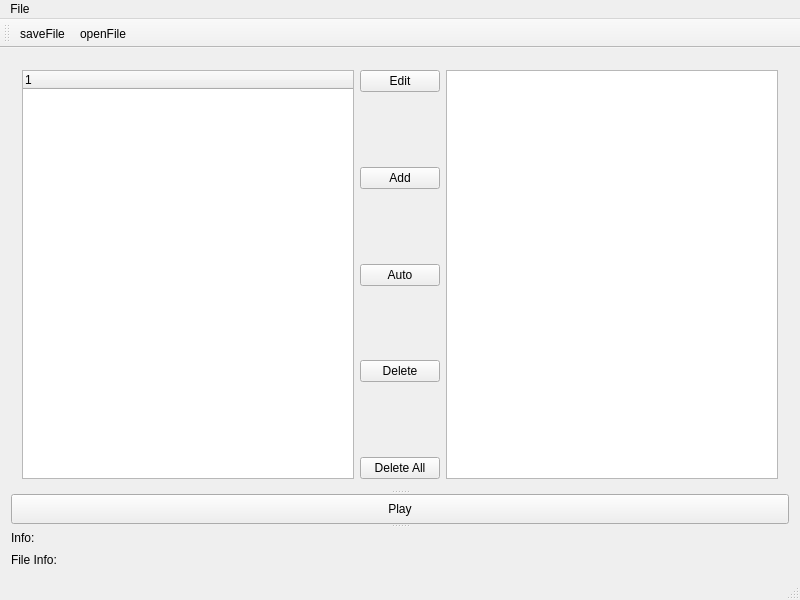
Qt form keymainwindow.ui (FyodorovAleksej/KeyPlayer) before a commit.
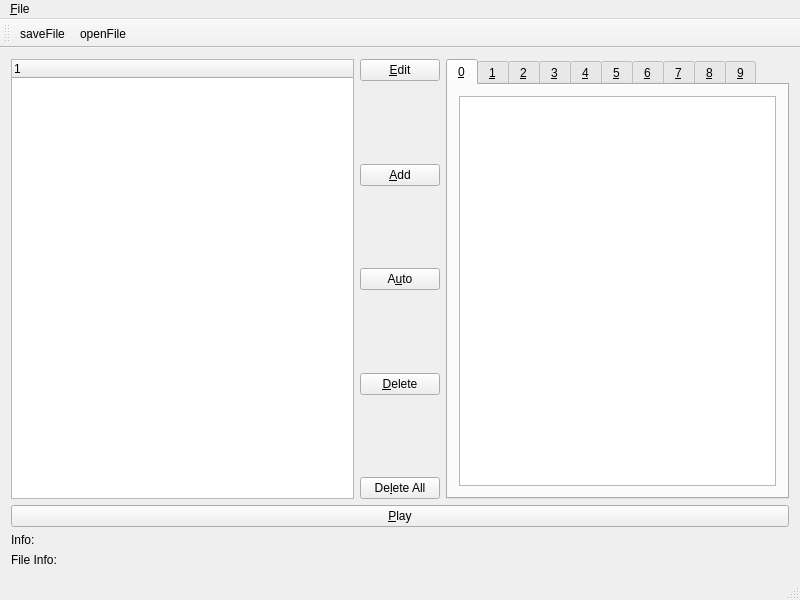
The same form after that commit. Icons and pictures are not drawn.

```diff
--- a/keymainwindow.ui
+++ b/keymainwindow.ui
@@ -14,13 +14,10 @@
    <string>MainWindow</string>
   </property>
   <widget class="QWidget" name="centralwidget">
-   <layout class="QGridLayout" name="gridLayout">
+   <layout class="QGridLayout" name="gridLayout_2">
     <item row="0" column="0">
-     <widget class="QSplitter" name="splitter">
-      <property name="orientation">
-       <enum>Qt::Vertical</enum>
-      </property>
-      <widget class="QWidget" name="layoutWidget">
+     <layout class="QVBoxLayout" name="verticalLayout_3">
+      <item>
        <layout class="QHBoxLayout" name="horizontalLayout">
         <item>
          <widget class="QTreeWidget" name="fileTreeWidget">
@@ -36,7 +33,7 @@
           <item>
            <widget class="QPushButton" name="editButton">
             <property name="text">
-             <string>Edit</string>
+             <string>&amp;Edit</string>
             </property>
            </widget>
           </item>
@@ -56,7 +53,7 @@
           <item>
            <widget class="QPushButton" name="addButton">
             <property name="text">
-             <string>Add</string>
+             <string>&amp;Add</string>
             </property>
            </widget>
           </item>
@@ -76,7 +73,7 @@
           <item>
            <widget class="QPushButton" name="autoButton">
             <property name="text">
-             <string>Auto</string>
+             <string>A&amp;uto</string>
             </property>
            </widget>
           </item>
@@ -96,7 +93,7 @@
           <item>
            <widget class="QPushButton" name="deleteButton">
             <property name="text">
-             <string>Delete</string>
+             <string>&amp;Delete</string>
             </property>
            </widget>
           </item>
@@ -116,35 +113,147 @@
           <item>
            <widget class="QPushButton" name="deleteAllButton">
             <property name="text">
-             <string>Delete All</string>
+             <string>De&amp;lete All</string>
             </property>
            </widget>
           </item>
          </layout>
         </item>
         <item>
-         <widget class="QListWidget" name="keyListWidget"/>
+         <widget class="QTabWidget" name="tabWidget">
+          <property name="currentIndex">
+           <number>0</number>
+          </property>
+          <widget class="QWidget" name="tab_0">
+           <attribute name="title">
+            <string>&amp;0</string>
+           </attribute>
+           <layout class="QGridLayout" name="gridLayout">
+            <item row="0" column="0">
+             <widget class="QListWidget" name="keyListWidget_0"/>
+            </item>
+           </layout>
+          </widget>
+          <widget class="QWidget" name="tab_1">
+           <attribute name="title">
+            <string>&amp;1</string>
+           </attribute>
+           <layout class="QGridLayout" name="gridLayout_3">
+            <item row="0" column="0">
+             <widget class="QListWidget" name="keyListWidget_1"/>
+            </item>
+           </layout>
+          </widget>
+          <widget class="QWidget" name="tab_2">
+           <attribute name="title">
+            <string>&amp;2</string>
+           </attribute>
+           <layout class="QGridLayout" name="gridLayout_4">
+            <item row="0" column="0">
+             <widget class="QListWidget" name="keyListWidget_2"/>
+            </item>
+           </layout>
+          </widget>
+          <widget class="QWidget" name="tab_3">
+           <attribute name="title">
+            <string>&amp;3</string>
+           </attribute>
+           <layout class="QGridLayout" name="gridLayout_5">
+            <item row="0" column="0">
+             <widget class="QListWidget" name="keyListWidget_3"/>
+            </item>
+           </layout>
+          </widget>
+          <widget class="QWidget" name="tab_4">
+           <attribute name="title">
+            <string>&amp;4</string>
+           </attribute>
+           <layout class="QGridLayout" name="gridLayout_6">
+            <item row="0" column="0">
+             <widget class="QListWidget" name="keyListWidget_4"/>
+            </item>
+           </layout>
+          </widget>
+          <widget class="QWidget" name="tab_5">
+           <attribute name="title">
+            <string>&amp;5</string>
+           </attribute>
+           <layout class="QGridLayout" name="gridLayout_7">
+            <item row="0" column="0">
+             <widget class="QListWidget" name="keyListWidget_5"/>
+            </item>
+           </layout>
+          </widget>
+          <widget class="QWidget" name="tab_6">
+           <attribute name="title">
+            <string>&amp;6</string>
+           </attribute>
+           <layout class="QGridLayout" name="gridLayout_8">
+            <item row="0" column="0">
+             <widget class="QListWidget" name="keyListWidget_6"/>
+            </item>
+           </layout>
+          </widget>
+          <widget class="QWidget" name="tab_7">
+           <attribute name="title">
+            <string>&amp;7</string>
+           </attribute>
+           <layout class="QGridLayout" name="gridLayout_9">
+            <item row="0" column="0">
+             <widget class="QListWidget" name="keyListWidget_7"/>
+            </item>
+           </layout>
+          </widget>
+          <widget class="QWidget" name="tab_8">
+           <attribute name="title">
+            <string>&amp;8</string>
+           </attribute>
+           <layout class="QGridLayout" name="gridLayout_10">
+            <item row="0" column="0">
+             <widget class="QListWidget" name="keyListWidget_8"/>
+            </item>
+           </layout>
+          </widget>
+          <widget class="QWidget" name="tab_9">
+           <attribute name="title">
+            <string>&amp;9</string>
+           </attribute>
+           <layout class="QGridLayout" name="gridLayout_11">
+            <item row="0" column="0">
+             <widget class="QListWidget" name="keyListWidget_9"/>
+            </item>
+           </layout>
+          </widget>
+         </widget>
         </item>
        </layout>
-      </widget>
-      <widget class="QPushButton" name="playButton">
-       <property name="text">
-        <string>Play</string>
-       </property>
-      </widget>
-      <widget class="QLabel" name="infoLabel">
-       <property name="text">
-        <string>Info:</string>
-       </property>
-      </widget>
-     </widget>
-    </item>
-    <item row="1" column="0">
-     <widget class="QLabel" name="fileLabel">
-      <property name="text">
-       <string>File Info:</string>
-      </property>
-     </widget>
+      </item>
+      <item>
+       <layout class="QVBoxLayout" name="verticalLayout_2">
+        <item>
+         <widget class="QPushButton" name="playButton">
+          <property name="text">
+           <string>&amp;Play</string>
+          </property>
+         </widget>
+        </item>
+        <item>
+         <widget class="QLabel" name="infoLabel">
+          <property name="text">
+           <string>Info:</string>
+          </property>
+         </widget>
+        </item>
+        <item>
+         <widget class="QLabel" name="fileLabel">
+          <property name="text">
+           <string>File Info:</string>
+          </property>
+         </widget>
+        </item>
+       </layout>
+      </item>
+     </layout>
     </item>
    </layout>
   </widget>
@@ -159,7 +268,7 @@
    </property>
    <widget class="QMenu" name="menuFile">
     <property name="title">
-     <string>File</string>
+     <string>&amp;File</string>
     </property>
     <addaction name="actionSaveFileMenu"/>
     <addaction name="actionOpenFileMenu"/>
```
Left out of the diff: 14 changed lines with no effect on the pictures.
